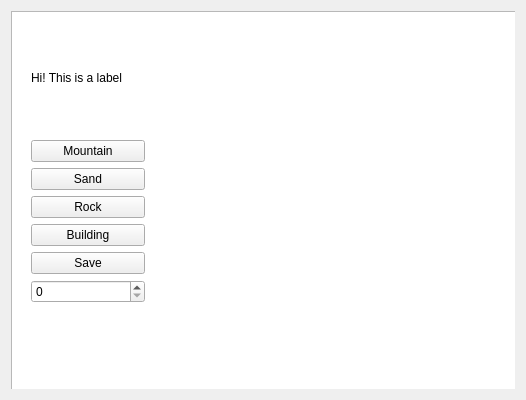
This is game/editor/newmap.ui in ivanGrzegorczyk/TP-Final-Dune-Grupo-1 as Qt 5 draws it before an edit. The edited form follows.
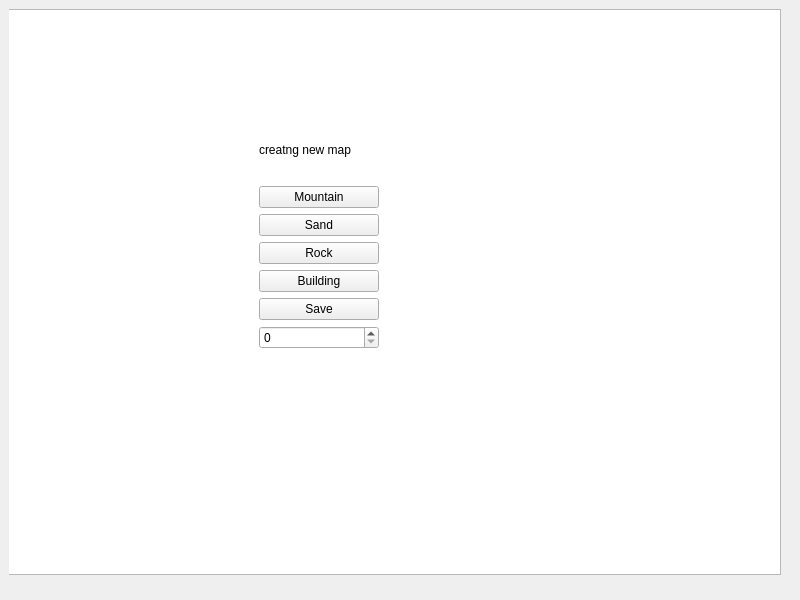
This is the edited form.

Commit message: open window from another

```diff
--- a/game/editor/newmap.ui
+++ b/game/editor/newmap.ui
@@ -1,15 +1,19 @@
 <?xml version="1.0" encoding="UTF-8"?>
 <ui version="4.0">
- <class>centralwidget</class>
+ <class>NewMap</class>
+ <widget class="QMainWindow" name="NewMap">
+  <property name="geometry">
+   <rect>
+    <x>0</x>
+    <y>0</y>
+    <width>800</width>
+    <height>600</height>
+   </rect>
+  </property>
+  <property name="windowTitle">
+   <string>New Map</string>
+  </property>
  <widget class="QWidget" name="centralwidget">
-  <property name="geometry">
-   <rect>
-    <x>0</x>
-    <y>0</y>
-    <width>526</width>
-    <height>400</height>
-   </rect>
-  </property>
   <layout class="QVBoxLayout" name="verticalLayout">
    <item>
     <widget class="QWidget" name="widget" native="true">
@@ -19,27 +23,30 @@
      <widget class="QGraphicsView" name="graphicsView">
       <property name="geometry">
        <rect>
-        <x>0</x>
+         <x>-10</x>
         <y>0</y>
-        <width>511</width>
-        <height>391</height>
-       </rect>
-      </property>
+         <width>782</width>
+         <height>566</height>
+        </rect>
+       </property>
+       <property name="alignment">
+        <set>Qt::AlignLeading|Qt::AlignLeft|Qt::AlignTop</set>
+       </property>
      </widget>
      <widget class="QWidget" name="verticalLayoutWidget">
       <property name="geometry">
        <rect>
-        <x>20</x>
-        <y>10</y>
-        <width>114</width>
-        <height>282</height>
+         <x>250</x>
+         <y>110</y>
+         <width>120</width>
+         <height>230</height>
        </rect>
       </property>
       <layout class="QVBoxLayout" name="button_container">
        <item>
         <widget class="QLabel" name="label">
          <property name="text">
-          <string>Hi! This is a label</string>
+           <string>creatng new map</string>
          </property>
         </widget>
        </item>
@@ -86,6 +93,7 @@
     </widget>
    </item>
   </layout>
+  </widget>
  </widget>
  <resources/>
  <connections/>
```
Left out of the diff: 2 changed lines with no effect on the pictures. Lines whose indentation alone changed are shown as unchanged. The commit also changes 4 other files.
